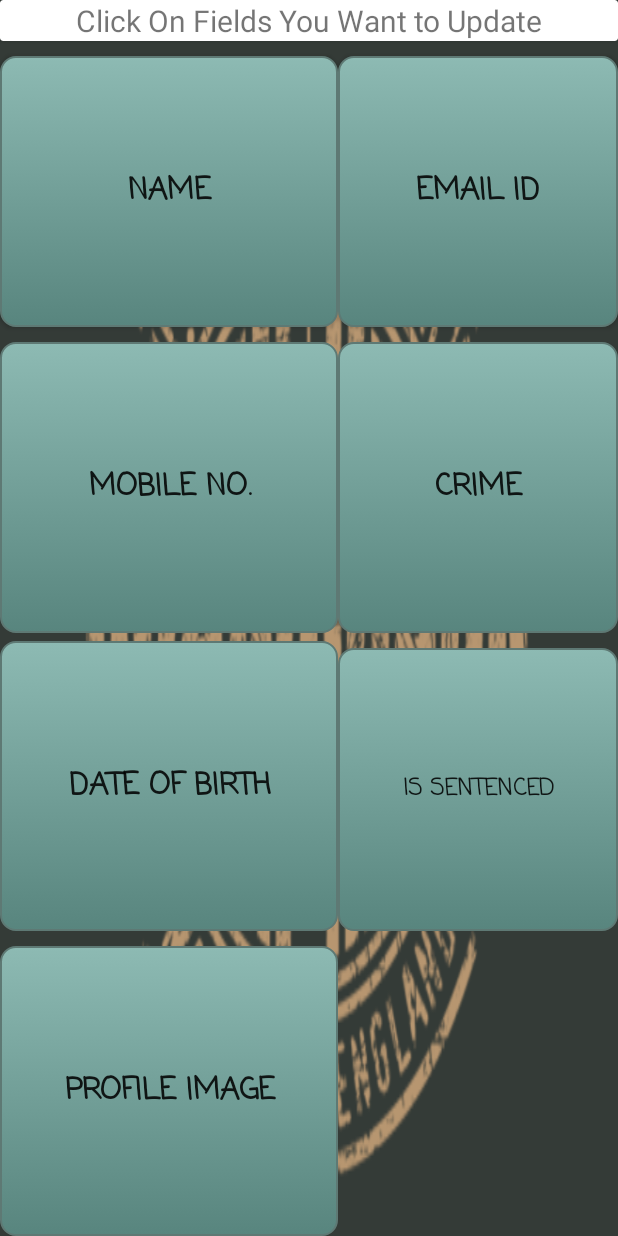
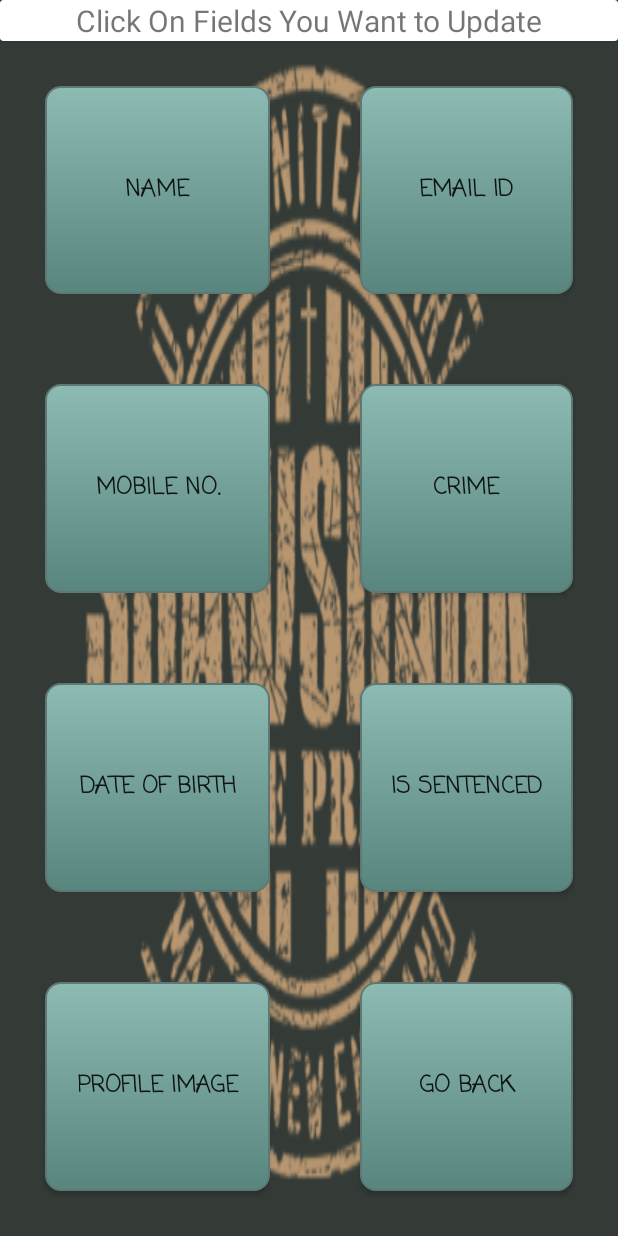
Before and after one commit to LavithLVK/AndroidSample, an Android app: the UpdatePrisonerActivity screen opened directly, with no data from a screen before it, on a phone screen of 412 x 824 dp. Run offline under Robolectric (Android 15) with nearby library versions, the phone set to English and light mode, and no system bars.

Commit message:
Shawsank prison changes

```diff
--- a/shawsank_prison/src/main/res/drawable/mybutton.xml
+++ b/shawsank_prison/src/main/res/drawable/mybutton.xml
@@ -21,4 +21,5 @@
             <gradient android:angle="-90" android:startColor="#8dbab3" android:endColor="#58857e" />
         </shape>
     </item>
+
 </selector>
--- a/shawsank_prison/src/main/res/layout/activity_update_prisoner.xml
+++ b/shawsank_prison/src/main/res/layout/activity_update_prisoner.xml
@@ -16,109 +16,101 @@
             android:text="@string/update_fields_suggestion"
             android:textSize="20sp"/>
     </android.support.v7.widget.CardView>
+
     <GridLayout
         android:layout_below="@id/suggest_text"
         android:layout_height="match_parent"
         android:layout_width="match_parent"
+        android:columnCount="2"
         android:rowCount="4"
-            android:columnCount="2"
         android:orientation="horizontal">
         <Button
             android:id="@+id/update_button_name"
-                android:layout_width="wrap_content"
-                android:layout_height="wrap_content"
-                android:layout_columnWeight="1"
+            android:layout_columnWeight="2"
             android:layout_rowWeight="1"
             android:background="@drawable/mybutton"
-                android:layout_marginTop="10dp"
-                android:paddingStart="10dp"
-                android:paddingEnd="10dp"
+            android:layout_margin="30dp"
+            android:padding="10dp"
             android:fontFamily="casual"
             android:text="@string/label_name"
-                android:textSize="20sp"
+            android:textSize="15sp"
             android:textStyle="bold"/>
-            <Button android:layout_height="wrap_content"
+        <Button
             android:id="@+id/update_button_email"
-                android:layout_width="wrap_content"
             android:text="@string/label_email"
-                android:textSize="20sp"
+            android:textSize="15sp"
             android:textStyle="bold"
             android:layout_rowWeight="1"
+            android:layout_columnWeight="2"
+            android:fontFamily="casual"
+            android:layout_margin="30dp"
+            android:padding="10dp"
+            android:background="@drawable/mybutton"/>
+        <Button
+            android:id="@+id/update_button_mobile"
+            android:text="@string/label_mobile"
+            android:textSize="15sp"
+            android:layout_rowWeight="1"
             android:layout_columnWeight="1"
-                android:fontFamily="casual"
-                android:layout_marginTop="10dp"
-                android:paddingStart="10dp"
-                android:paddingEnd="10dp"
-                android:background="@drawable/mybutton"/>
-            <Button android:layout_height="wrap_content"
-                android:id="@+id/update_button_mobile"
-                android:layout_width="wrap_content"
-                android:text="@string/label_mobile"
-                android:textSize="20sp"
-                android:layout_rowWeight="1"
-                android:layout_columnWeight="2"
             android:textStyle="bold"
             android:fontFamily="casual"
-                android:layout_marginTop="10dp"
-                android:padding="15dp"
-                android:paddingStart="30dp"
-                android:paddingEnd="30dp"
+            android:layout_margin="30dp"
+            android:padding="10dp"
             android:background="@drawable/mybutton"/>
-            <Button android:layout_height="wrap_content"
+        <Button
             android:id="@+id/update_button_crime"
-                android:layout_width="wrap_content"
             android:text="@string/label_crime"
-                android:textSize="20sp"
+            android:textSize="15sp"
             android:layout_rowWeight="1"
-                android:layout_columnWeight="2"
+            android:layout_columnWeight="1"
             android:textStyle="bold"
             android:fontFamily="casual"
-                android:layout_marginTop="10dp"
-                android:padding="15dp"
-                android:paddingStart="30dp"
-                android:paddingEnd="30dp"
+            android:layout_margin="30dp"
+            android:padding="10dp"
             android:background="@drawable/mybutton"/>
-            <Button android:layout_height="wrap_content"
+        <Button
             android:id="@+id/update_button_dob"
-                android:layout_width="wrap_content"
             android:text="@string/label_dob"
-                android:textSize="20sp"
+            android:textSize="15sp"
             android:layout_rowWeight="1"
-                android:layout_columnWeight="2"
+            android:layout_columnWeight="1"
             android:textStyle="bold"
             android:fontFamily="casual"
-                android:layout_marginTop="5dp"
-                android:padding="15dp"
-                android:paddingStart="30dp"
-                android:paddingEnd="30dp"
+            android:layout_margin="30dp"
+            android:padding="10dp"
             android:background="@drawable/mybutton"/>
-            <Button android:layout_height="wrap_content"
+        <Button
             android:id="@+id/update_button_sentenced"
-                android:layout_width="wrap_content"
             android:text="@string/label_sentenced"
             android:textSize="15sp"
             android:layout_rowWeight="1"
-                android:layout_columnWeight="2"
+            android:layout_columnWeight="1"
             android:textStyle="bold"
             android:fontFamily="casual"
-                android:layout_marginTop="10dp"
-                android:padding="15dp"
-                android:paddingStart="30dp"
-                android:paddingEnd="30dp"
+            android:layout_margin="30dp"
+            android:padding="10dp"
             android:background="@drawable/mybutton"/>
-            <Button android:layout_height="wrap_content"
+        <Button
             android:id="@+id/update_button_photo"
-                android:layout_width="wrap_content"
             android:text="@string/label_image"
-                android:textSize="20sp"
+            android:textSize="15sp"
             android:layout_rowWeight="1"
-                android:layout_columnWeight="2"
+            android:layout_columnWeight="1"
             android:textStyle="bold"
             android:fontFamily="casual"
-                android:layout_marginTop="10dp"
-                android:padding="15dp"
-                android:paddingStart="30dp"
-                android:paddingEnd="30dp"
+            android:layout_margin="30dp"
+            android:padding="10dp"
+            android:background="@drawable/mybutton"/>
+        <Button
+            android:id="@+id/update_button_back"
+            android:text="@string/go_back"
+            android:textSize="15sp"
+            android:layout_rowWeight="1"
+            android:layout_columnWeight="1"
+            android:textStyle="bold"
+            android:fontFamily="casual"
+            android:layout_margin="30dp"
+            android:padding="10dp"
             android:background="@drawable/mybutton"/>
         </GridLayout>
 </RelativeLayout>
--- a/shawsank_prison/src/main/res/values/strings.xml
+++ b/shawsank_prison/src/main/res/values/strings.xml
@@ -64,4 +64,5 @@
     <string name="prisoner_DOB_enter">Update DOB of the prisoner</string>
     <string name="prisoner_sentence_enter">select prisoner sentenced or not</string>
     <string name="prisoner_crime_enter">Select Crime of the prisoner</string>
+    <string name="get_info">Get Info</string>
     v</resources>
```
Also changed, not shown: shawsank_prison/src/main/java/com/example/lvk/shawsank_prison/Activities/UpdateFieldActivity.java (+16 -10 lines), shawsank_prison/src/main/res/layout/activity_update_field.xml (+31 -18 lines). Lines whose indentation alone changed are shown as unchanged.
